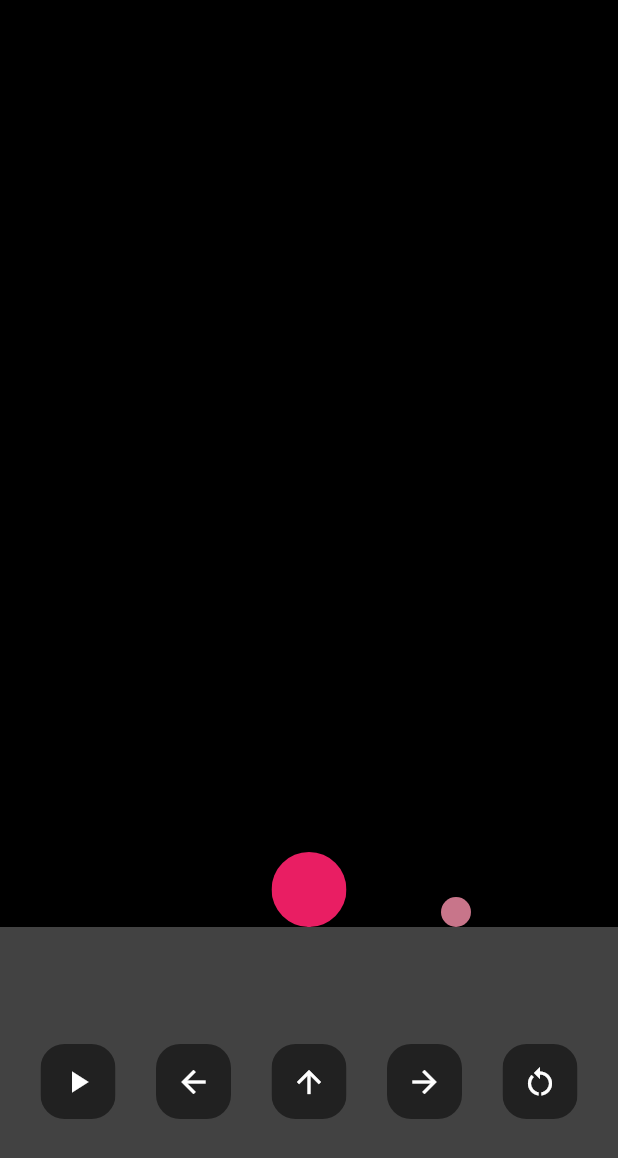
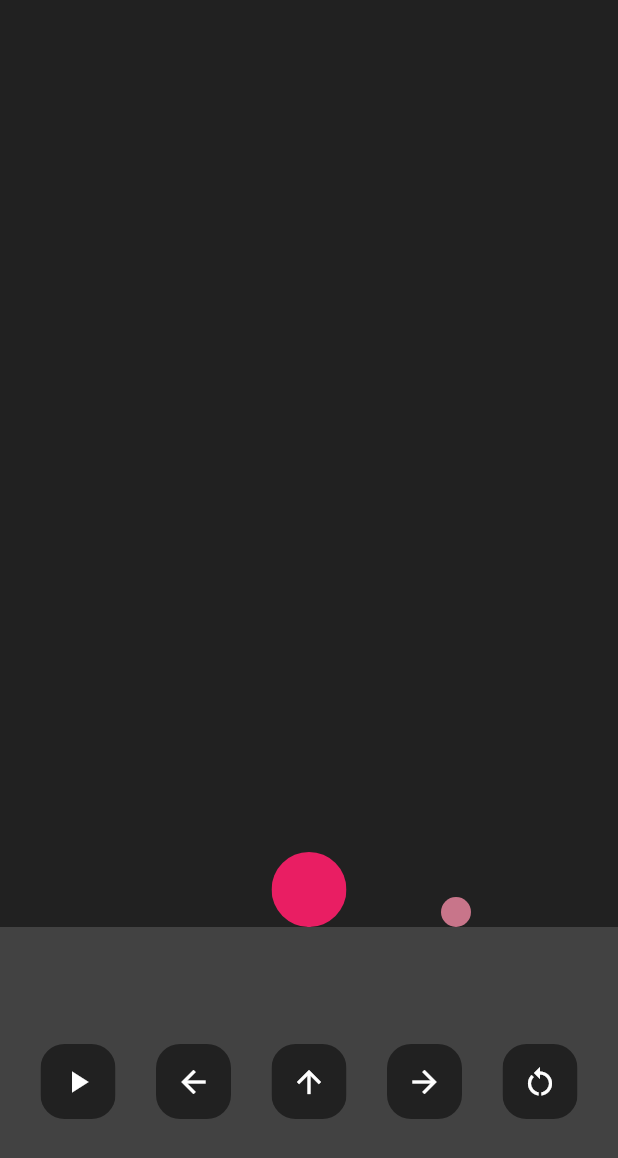
Before and after one commit to Rizz-33/Bubble-Trouble, a Flutter app: the screen it shows after launch, on a phone screen of 412 x 824 dp. Shown: the top 1158 px of the screen. Run offline on Flutter 3.47's test engine with Material 3 defaults, Android fonts, the phone set to English and light mode, and no system bars.

Commit message:
modify: 1 background

```diff
--- a/lib/home.dart
+++ b/lib/home.dart
@@ -177,7 +177,7 @@ class _HomePageState extends State<HomePage> {
           Expanded(
             flex: 3,
             child: Container(
-              color: Colors.black,
+              color:Colors.grey[900],
               child: Center(
                 child: Stack(
                   children: [
```
